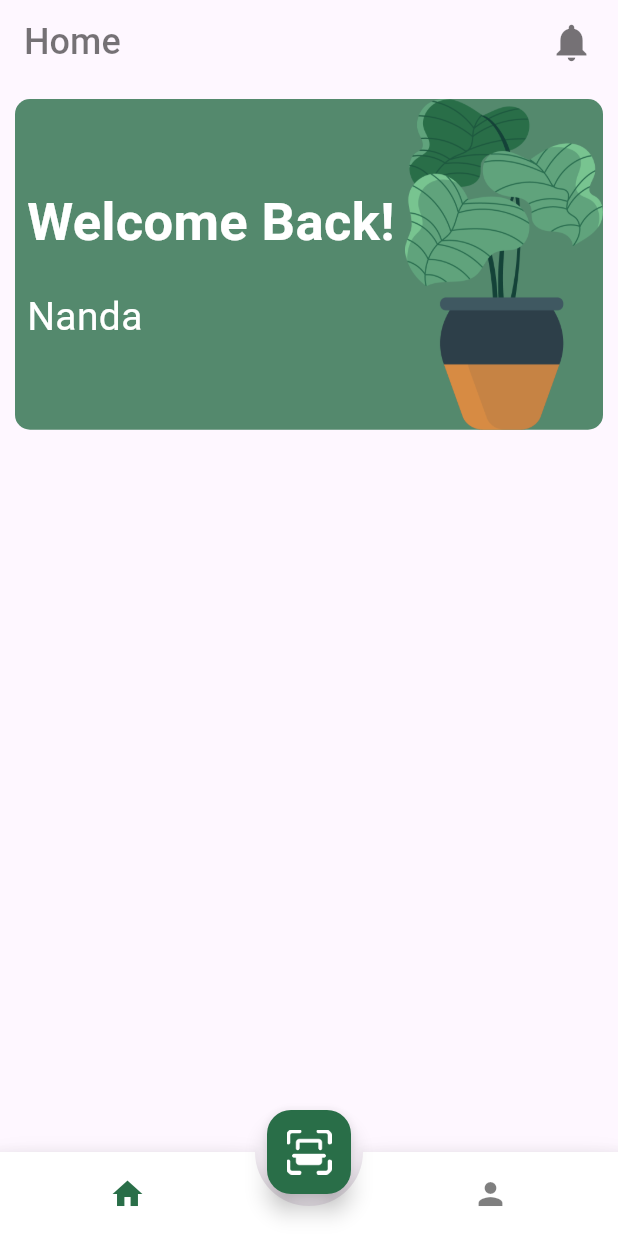
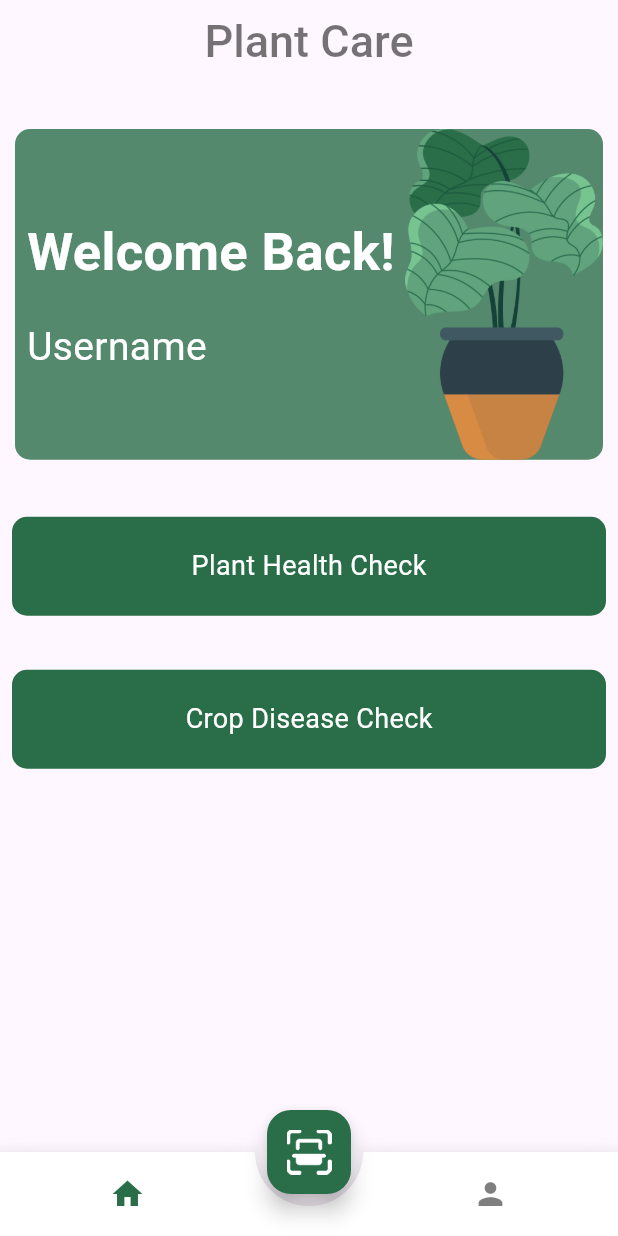
Before and after one commit to Muckesh/Crop-Disease-Detection-App, a Flutter app: the MainScreen screen opened directly, on a phone screen of 412 x 824 dp. Run offline on Flutter 3.47's test engine with Material 2 defaults, Android fonts, the phone set to English and light mode, and no system bars; drawn by our look-alikes of animated_bottom_navigation_bar; our stand-ins replace page_transition.

Commit message:
Home Screen Update

```diff
--- /dev/null
+++ b/lib/screens/crop_disease_check_screen.dart
@@ -0,0 +1,14 @@
+import 'package:flutter/material.dart';
+
+class CropDiseaseCheckScreen extends StatelessWidget {
+  const CropDiseaseCheckScreen({super.key});
+
+  @override
+  Widget build(BuildContext context) {
+    return Scaffold(
+      appBar: AppBar(
+        title: const Text("Plant Health Check"),
+      ),
+    );
+  }
+}
--- a/lib/screens/home_screen.dart
+++ b/lib/screens/home_screen.dart
@@ -1,4 +1,7 @@
-import 'package:crop_disease_detection/constants/constants.dart';
+import 'package:crop_disease_detection/screens/crop_disease_check_screen.dart';
+import 'package:crop_disease_detection/screens/plant_health_check_screen.dart';
+import 'package:crop_disease_detection/screens/widgets/CustomBanner.dart';
+import 'package:crop_disease_detection/screens/widgets/CustomPrimaryButton.dart';
 import 'package:flutter/material.dart';
 
 class HomeScreen extends StatelessWidget {
@@ -6,52 +9,36 @@ class HomeScreen extends StatelessWidget {
 
   @override
   Widget build(BuildContext context) {
+    Size size = MediaQuery.of(context).size;
+
     return Scaffold(
       body: Column(
         children: [
-          Container(
-            margin: const EdgeInsets.all(10),
-            decoration: BoxDecoration(
-              color: Constants.primaryColor.withOpacity(0.8),
-              borderRadius: BorderRadius.circular(10.0),
-              image: const DecorationImage(
-                alignment: Alignment.centerRight,
-                image: AssetImage(
-                  'assets/images/plant-one.png',
-                ),
-              ),
-            ),
-            child: const AspectRatio(
-              aspectRatio: 16 / 9,
-              child: Padding(
-                padding: EdgeInsets.all(8.0),
-                child: Column(
-                  crossAxisAlignment: CrossAxisAlignment.start,
-                  mainAxisAlignment: MainAxisAlignment.center,
-                  children: [
-                    Text(
-                      'Welcome Back!',
-                      style: TextStyle(
-                        color: Colors.white,
-                        fontSize: 35,
-                        fontWeight: FontWeight.w700,
-                      ),
-                    ),
-                    SizedBox(
+          const SizedBox(
             height: 20,
           ),
-                    Text(
-                      "Nanda",
-                      style: TextStyle(
-                        color: Colors.white,
-                        fontSize: 26,
-                        fontWeight: FontWeight.w400,
+          const CustomBanner(
+            img: 'assets/images/plant-one.png',
+            primaryTitle: 'Welcome Back!',
+            secondaryTitle: "Username",
           ),
+          const SizedBox(
+            height: 20,
           ),
-                  ],
+          //
+          CustomPrimaryButton(
+            size: size,
+            title: 'Plant Health Check',
+            screen: const PlantHealthCheckScreen(),
           ),
+          //
+          const SizedBox(
+            height: 20,
           ),
-            ),
+          CustomPrimaryButton(
+            size: size,
+            title: "Crop Disease Check",
+            screen: const CropDiseaseCheckScreen(),
           ),
         ],
       ),
--- a/lib/screens/main_screen.dart
+++ b/lib/screens/main_screen.dart
@@ -42,24 +42,16 @@ class _MainScreenState extends State<MainScreen> {
   Widget build(BuildContext context) {
     return Scaffold(
       appBar: AppBar(
-        title: Row(
-          mainAxisAlignment: MainAxisAlignment.spaceBetween,
-          children: [
-            Text(
-              titles[_navIndex],
-              style: TextStyle(
-                color: Constants.blackColor,
-                fontWeight: FontWeight.w500,
-                fontSize: 24,
-              ),
-            ),
-            Icon(
-              Icons.notifications,
-              color: Constants.blackColor,
-              size: 30.0,
-            ),
-          ],
+        title: Text(
+          // titles[_navIndex],
+          "Plant Care",
+          style: TextStyle(
+            color: Constants.blackColor,
+            fontWeight: FontWeight.w500,
+            fontSize: 30,
+          ),
         ),
+        centerTitle: true,
         backgroundColor: Theme.of(context).scaffoldBackgroundColor,
         elevation: 0.0,
       ),
--- /dev/null
+++ b/lib/screens/plant_health_check_screen.dart
@@ -0,0 +1,14 @@
+import 'package:flutter/material.dart';
+
+class PlantHealthCheckScreen extends StatelessWidget {
+  const PlantHealthCheckScreen({super.key});
+
+  @override
+  Widget build(BuildContext context) {
+    return Scaffold(
+      appBar: AppBar(
+        title: const Text("Plant Health Check"),
+      ),
+    );
+  }
+}
--- /dev/null
+++ b/lib/screens/widgets/CustomBanner.dart
@@ -0,0 +1,63 @@
+// ignore: file_names
+import 'package:crop_disease_detection/constants/constants.dart';
+import 'package:flutter/material.dart';
+
+class CustomBanner extends StatelessWidget {
+  final String img;
+  final String primaryTitle;
+  final String secondaryTitle;
+  const CustomBanner({
+    super.key,
+    required this.img,
+    required this.primaryTitle,
+    required this.secondaryTitle,
+  });
+
+  @override
+  Widget build(BuildContext context) {
+    return Container(
+      margin: const EdgeInsets.all(10),
+      decoration: BoxDecoration(
+        color: Constants.primaryColor.withOpacity(0.8),
+        borderRadius: BorderRadius.circular(10.0),
+        image: DecorationImage(
+          alignment: Alignment.centerRight,
+          image: AssetImage(
+            img,
+          ),
+        ),
+      ),
+      child: AspectRatio(
+        aspectRatio: 16 / 9,
+        child: Padding(
+          padding: const EdgeInsets.all(8.0),
+          child: Column(
+            crossAxisAlignment: CrossAxisAlignment.start,
+            mainAxisAlignment: MainAxisAlignment.center,
+            children: [
+              Text(
+                primaryTitle,
+                style: const TextStyle(
+                  color: Colors.white,
+                  fontSize: 35,
+                  fontWeight: FontWeight.w700,
+                ),
+              ),
+              const SizedBox(
+                height: 20,
+              ),
+              Text(
+                secondaryTitle,
+                style: const TextStyle(
+                  color: Colors.white,
+                  fontSize: 26,
+                  fontWeight: FontWeight.w400,
+                ),
+              ),
+            ],
+          ),
+        ),
+      ),
+    );
+  }
+}
--- /dev/null
+++ b/lib/screens/widgets/CustomPrimaryButton.dart
@@ -0,0 +1,54 @@
+// ignore: file_names
+import 'package:crop_disease_detection/constants/constants.dart';
+import 'package:flutter/material.dart';
+import 'package:page_transition/page_transition.dart';
+
+class CustomPrimaryButton extends StatelessWidget {
+  const CustomPrimaryButton({
+    super.key,
+    required this.size,
+    required this.title,
+    required this.screen,
+  });
+  final String title;
+  final Widget screen;
+  final Size size;
+
+  @override
+  Widget build(BuildContext context) {
+    return GestureDetector(
+      onTap: () {
+        Navigator.pushReplacement(
+          context,
+          PageTransition(
+            child: screen,
+            type: PageTransitionType.bottomToTop,
+          ),
+        );
+      },
+      child: Padding(
+        padding: const EdgeInsets.all(8.0),
+        child: Container(
+          width: size.width,
+          decoration: BoxDecoration(
+            color: Constants.primaryColor,
+            borderRadius: BorderRadius.circular(10),
+          ),
+          padding: const EdgeInsets.symmetric(
+            horizontal: 10,
+            vertical: 20,
+          ),
+          child: Center(
+            child: Text(
+              title,
+              style: const TextStyle(
+                color: Colors.white,
+                fontSize: 18.0,
+              ),
+            ),
+          ),
+        ),
+      ),
+    );
+  }
+}
```
Lines whose indentation alone changed are shown as unchanged.
